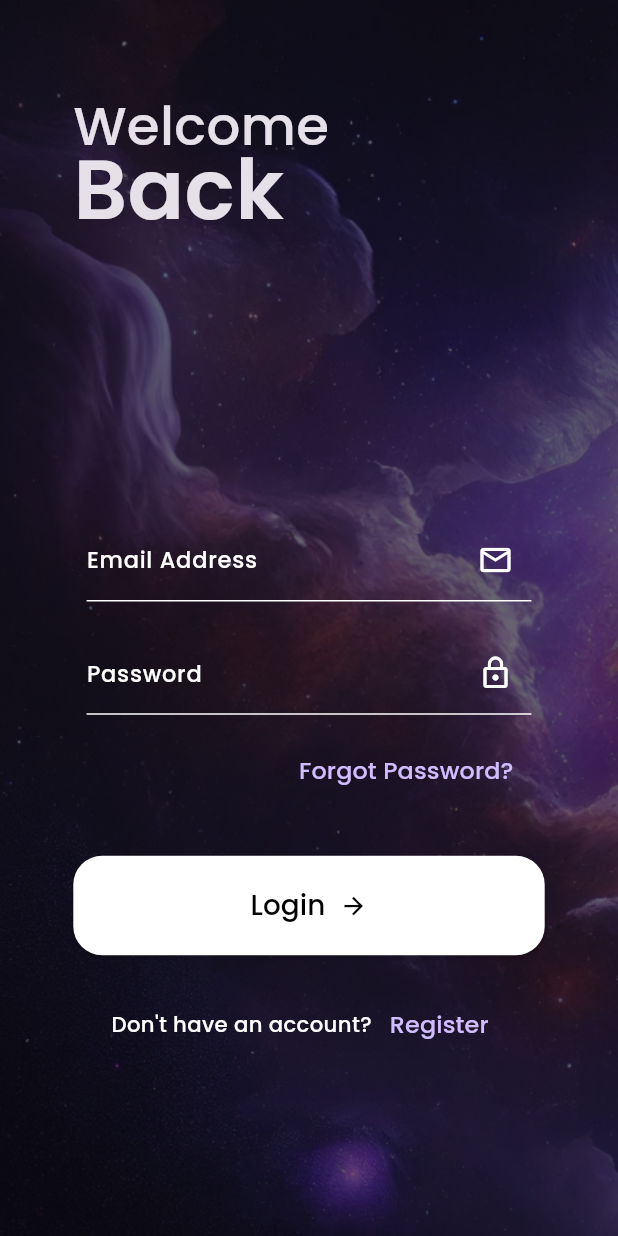
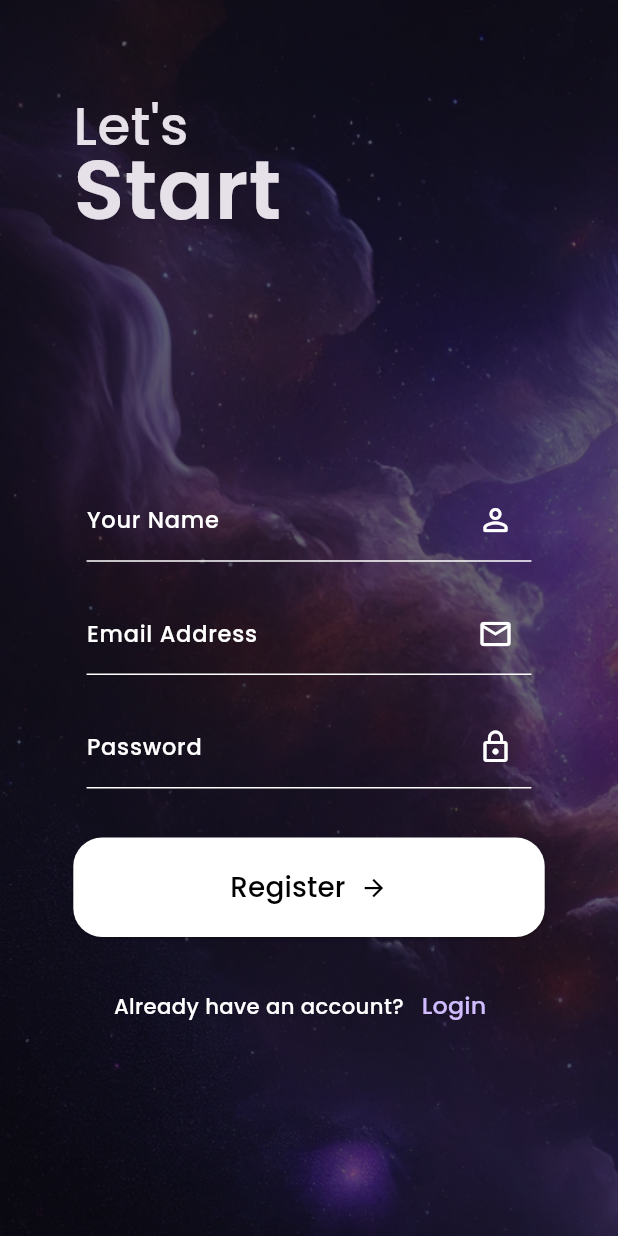
Before and after one commit to typ-AhmedSleem/exoplanet_odyssey, a Flutter app: the screen it shows after launch, on a phone screen of 412 x 824 dp. Run offline on Flutter 3.47's test engine with Material 3 defaults, Android fonts, the phone set to English and light mode, and no system bars; our stand-ins replace flutter_onboarding_slider, flutter_screenutil, google_fonts.

Commit message:
create register screen

```diff
--- a/lib/config/routes/app_routes.dart
+++ b/lib/config/routes/app_routes.dart
@@ -1,4 +1,5 @@
 import 'package:exoplanet_odyssey/features/auth/login/login_view.dart';
+import 'package:exoplanet_odyssey/features/auth/register/register_view.dart';
 import 'package:exoplanet_odyssey/features/splash/splash_view.dart';
 import 'package:flutter/material.dart';
 
@@ -45,7 +46,7 @@ class AppRoute {
       //   );
       default:
         return MaterialPageRoute(
-          builder: (context) => const LoginView(),
+          builder: (context) => const RegisterView(),
         );
     }
   }
--- /dev/null
+++ b/lib/features/auth/register/register_view.dart
@@ -0,0 +1,77 @@
+import 'package:exoplanet_odyssey/core/utils/responsive_ui/widget_height.dart';
+import 'package:exoplanet_odyssey/core/utils/responsive_ui/widget_width.dart';
+import 'package:exoplanet_odyssey/features/auth/widgets/auth_choice.dart';
+import 'package:exoplanet_odyssey/features/auth/widgets/custom_button.dart';
+import 'package:exoplanet_odyssey/features/auth/widgets/custom_textformfield.dart';
+import 'package:exoplanet_odyssey/features/widgets/background_image.dart';
+import 'package:exoplanet_odyssey/features/widgets/header_text.dart';
+import 'package:flutter/material.dart';
+
+class RegisterView extends StatelessWidget {
+  const RegisterView({super.key});
+
+  @override
+  Widget build(BuildContext context) {
+    return Scaffold(
+      body: BackgroundImage(
+          backgroundImage: 'assets/images/login/background.png',
+          child: SingleChildScrollView(
+            child: Padding(
+              padding: EdgeInsets.symmetric(
+                  horizontal: widgetWidth(context: context, width: 51.0),
+                  vertical: widgetHeight(context: context, height: 78.0)),
+              child: Column(
+                crossAxisAlignment: CrossAxisAlignment.start,
+                mainAxisAlignment: MainAxisAlignment.center,
+                mainAxisSize: MainAxisSize.min,
+                children: [
+                  const HeaderText(
+                    firstLine: 'Let\'s',
+                    secondLine: 'Start',
+                  ),
+                  SizedBox(
+                    height: widgetHeight(context: context, height: 170),
+                  ),
+                  Padding(
+                    padding: EdgeInsets.all(
+                        widgetHeight(context: context, height: 10)),
+                    child: Column(
+                      mainAxisAlignment: MainAxisAlignment.center,
+                      children: [
+                        const CustomTextFormField(
+                          labelText: 'Your Name',
+                        ),
+                        SizedBox(
+                            height: widgetHeight(context: context, height: 23)),
+                        const CustomTextFormField(
+                          labelText: 'Email Address',
+                        ),
+                        SizedBox(
+                            height: widgetHeight(context: context, height: 23)),
+                        const CustomTextFormField(
+                          labelText: 'Password',
+                          obscureText: true,
+                        ),
+                      ],
+                    ),
+                  ),
+                  SizedBox(height: widgetHeight(context: context, height: 27)),
+                  Column(
+                    crossAxisAlignment: CrossAxisAlignment.center,
+                    children: [
+                      CustomButton(text: 'Register', onPressed: () {}),
+                      SizedBox(
+                        height: widgetHeight(context: context, height: 25),
+                      ),
+                      const AuthChoice(
+                        isLogin: false,
+                      ),
+                    ],
+                  ),
+                ],
+              ),
+            ),
+          )),
+    );
+  }
+}
```
